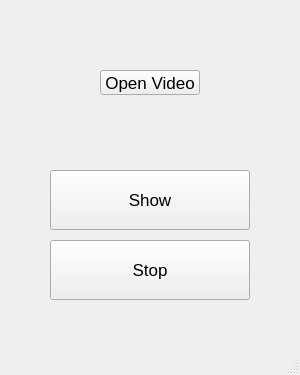
The window that ui/main_gui.ui (kant/esp32-big-led-matrix-dmx-controller) describes before a commit, drawn with Qt 5.
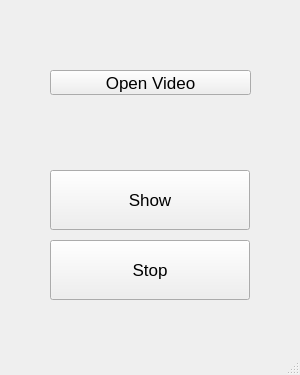
The same window after the commit.

The edit to the form file:
```diff
--- a/ui/main_gui.ui
+++ b/ui/main_gui.ui
@@ -36,9 +36,9 @@
    <widget class="QPushButton" name="openVideo">
     <property name="geometry">
      <rect>
-      <x>100</x>
+      <x>50</x>
       <y>70</y>
-      <width>100</width>
+      <width>201</width>
       <height>25</height>
      </rect>
     </property>
```
